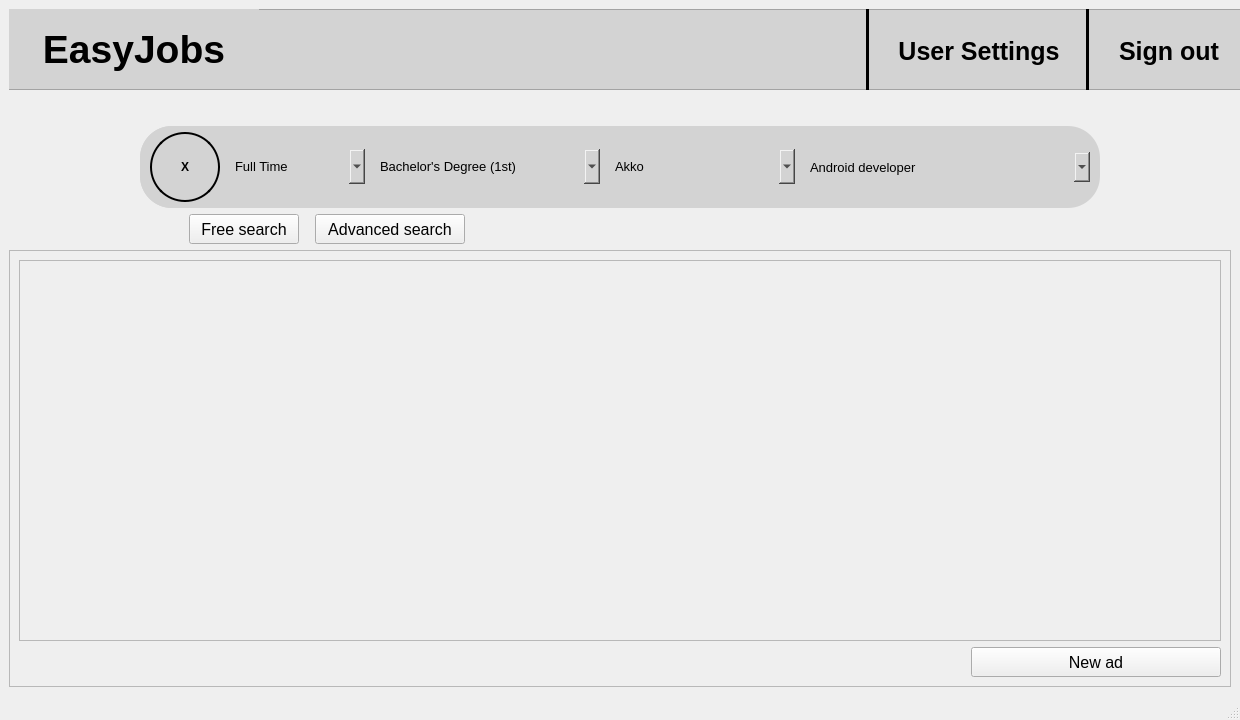
The window that ui/homepage.ui (IvnGenza/EasyJob_39) describes before a commit, drawn with Qt 5.
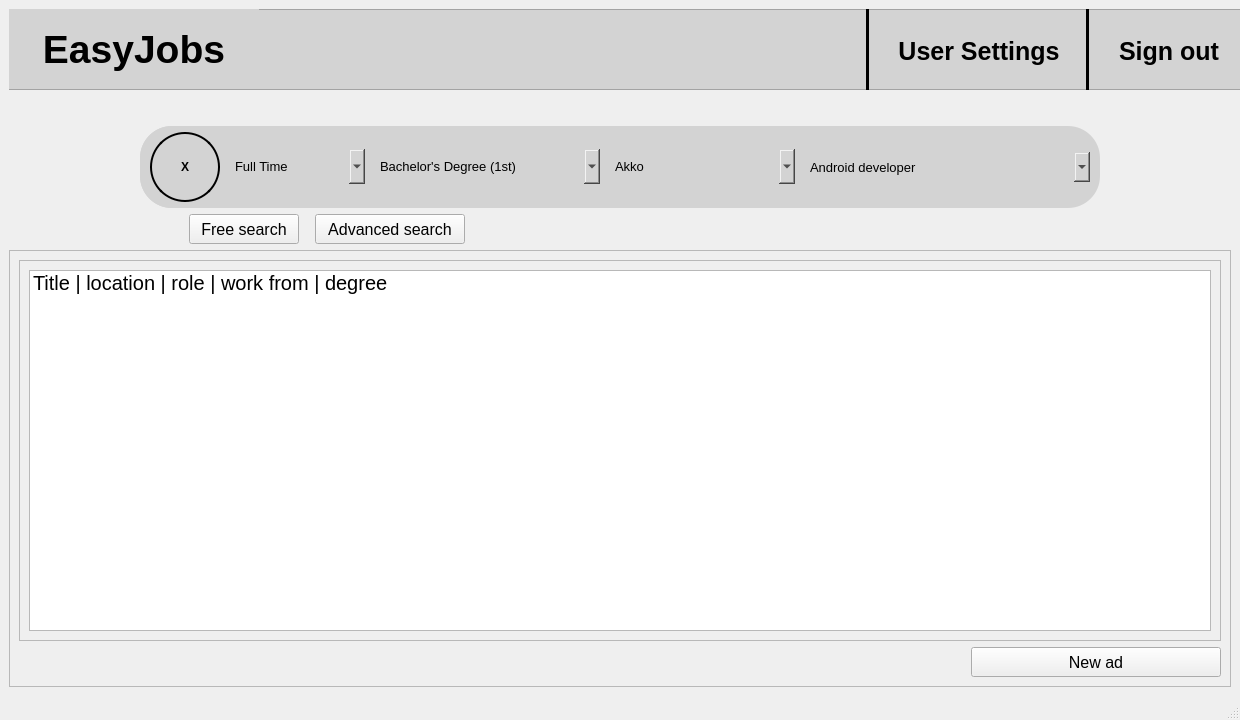
The same window after the commit.

Commit message: updateing the homepage.ui file and added move functionality to the ad search engine

```diff
--- a/ui/homepage.ui
+++ b/ui/homepage.ui
@@ -811,7 +811,23 @@
             </property>
             <layout class="QHBoxLayout" name="horizontalLayout_4">
              <item>
-              <layout class="QVBoxLayout" name="verticalLayout_2"/>
+              <layout class="QVBoxLayout" name="verticalLayout_2">
+               <item>
+                <widget class="QListWidget" name="listWidget">
+                 <property name="cursor" stdset="0">
+                  <cursorShape>PointingHandCursor</cursorShape>
+                 </property>
+                 <property name="styleSheet">
+                  <string notr="true">font:20px;</string>
+                 </property>
+                 <item>
+                  <property name="text">
+                   <string>Title | location | role | work from | degree </string>
+                  </property>
+                 </item>
+                </widget>
+               </item>
+              </layout>
              </item>
             </layout>
            </widget>
```
Left out of the diff: 39 changed lines with no effect on the pictures. The commit also changes 2 other files.
